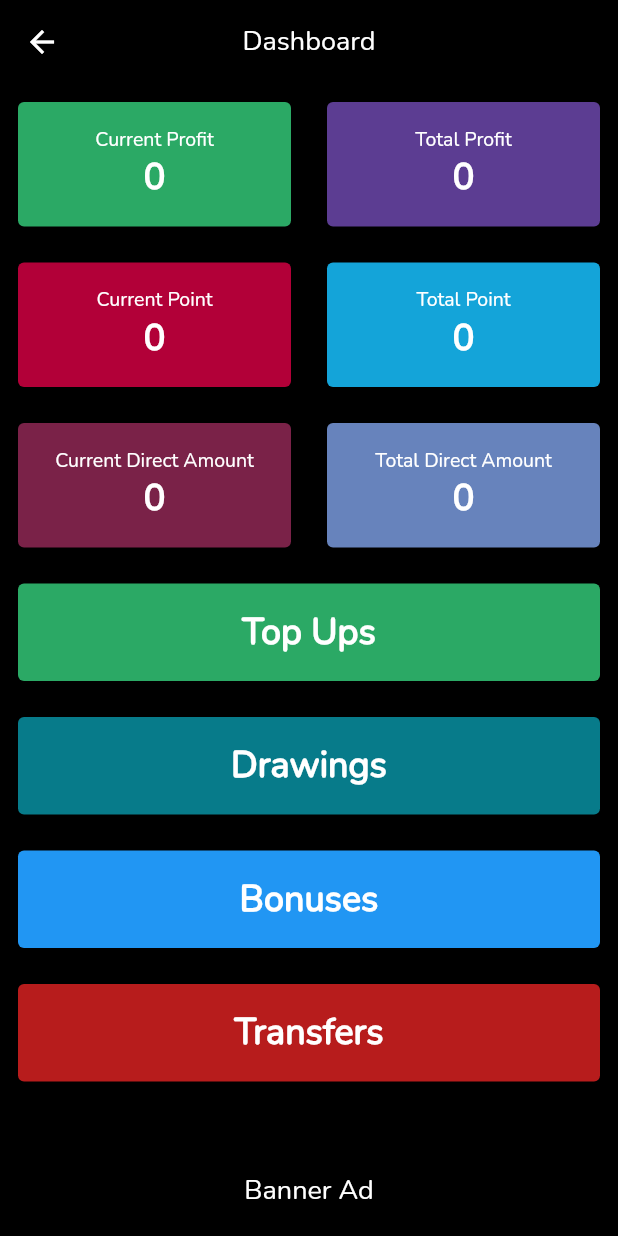
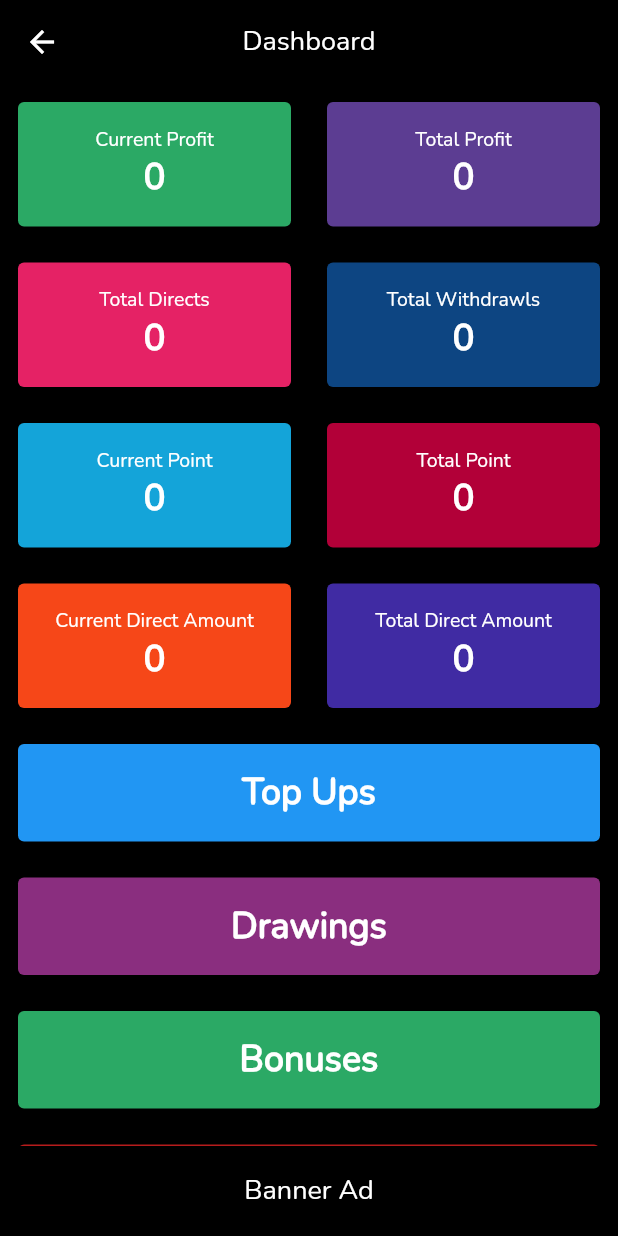
Before and after one commit to devShakib015/wantsbucks, a Flutter app: the Dashboard screen opened directly, on a phone screen of 412 x 824 dp. Run offline on Flutter 3.47's test engine with Material 2 defaults, Android fonts, the phone set to English and light mode, and no system bars; our stand-ins replace animated_text_kit, cloud_firestore, curved_navigation_bar, firebase_auth, firebase_core, flutter_cache_manager and 3 more; missing offline and left inert: cloud_firestore_web, firebase_auth_web, firebase_core_web, wallpaper_manager; accounts and stored records are empty.

Commit message:
Bug fixed

```diff
--- a/lib/Nav Pages/dashboard.dart
+++ b/lib/Nav Pages/dashboard.dart
@@ -27,6 +27,7 @@ class Dashboard extends StatelessWidget {
                     return SomethingWentWrong();
                   } else {
                     final _data = snapshot.data;
+
                     return Container(
                       child: SingleChildScrollView(
                         child: Column(
@@ -48,12 +49,28 @@ class Dashboard extends StatelessWidget {
                               mainAxisAlignment: MainAxisAlignment.spaceBetween,
                               children: [
                                 CustomDashboardCard(
+                                    data: _data['totalDirectPersons'],
+                                    color: Color(0xffe52265),
+                                    title: "Total Directs"),
+                                CustomDashboardCard(
+                                    data: ((_data['totalEarning'] -
+                                                _data["currentEarning"]) *
+                                            (95 / 100))
+                                        .toInt(),
+                                    color: Color(0xff0d4582),
+                                    title: "Total Withdrawls"),
+                              ],
+                            ),
+                            Row(
+                              mainAxisAlignment: MainAxisAlignment.spaceBetween,
+                              children: [
+                                CustomDashboardCard(
                                     data: _data['currentPoint'],
-                                    color: Color(0xffb20038),
+                                    color: Color(0xff14a4d9),
                                     title: "Current Point"),
                                 CustomDashboardCard(
                                     data: _data['totalPoint'],
-                                    color: Color(0xff14a4d9),
+                                    color: Color(0xffb20038),
                                     title: "Total Point"),
                               ],
                             ),
@@ -62,11 +79,11 @@ class Dashboard extends StatelessWidget {
                               children: [
                                 CustomDashboardCard(
                                     data: _data['currentDirect'],
-                                    color: Color(0xff7a2248),
+                                    color: Color(0xfff64718),
                                     title: "Current Direct Amount"),
                                 CustomDashboardCard(
                                     data: _data['totalDirect'],
-                                    color: Color(0xff6783bc),
+                                    color: Color(0xff402ba3),
                                     title: "Total Direct Amount"),
                               ],
                             ),
@@ -78,7 +95,7 @@ class Dashboard extends StatelessWidget {
                               child: Padding(
                                 padding: const EdgeInsets.all(8),
                                 child: Card(
-                                  color: Color(0xff2ba965),
+                                  color: Colors.blue,
                                   child: Container(
                                     padding: EdgeInsets.all(16),
                                     width: double.infinity,
@@ -102,7 +119,7 @@ class Dashboard extends StatelessWidget {
                               child: Padding(
                                 padding: const EdgeInsets.all(8),
                                 child: Card(
-                                  color: mainColor,
+                                  color: Color(0xff8a2e7f),
                                   child: Container(
                                     padding: EdgeInsets.all(16),
                                     width: double.infinity,
@@ -126,7 +143,7 @@ class Dashboard extends StatelessWidget {
                               child: Padding(
                                 padding: const EdgeInsets.all(8),
                                 child: Card(
-                                  color: Colors.blue,
+                                  color: Color(0xff2ba965),
                                   child: Container(
                                     padding: EdgeInsets.all(16),
                                     width: double.infinity,
--- a/lib/Nav Pages/profile.dart
+++ b/lib/Nav Pages/profile.dart
@@ -67,7 +67,7 @@ class Profile extends StatelessWidget {
                             final _dueDate =
                                 DateTime.fromMillisecondsSinceEpoch(
                                     _data["dueDate"]);
-                            //final _dueDate = DateTime(2021, 2, 4);
+                            //final _dueDate = DateTime(2021, 3, 01);
                             final _reRegisterDate =
                                 DateTime.fromMillisecondsSinceEpoch(
                                     _data["reRegisterDate"]);
@@ -182,7 +182,7 @@ class Profile extends StatelessWidget {
     int _totalPayable = 50;
 
     if (_dayLeft <= -30) {
-      _totalPayable = -(_dayLeft);
+      _totalPayable = -(_dayLeft) + 20;
     }
     return Container(
       decoration: BoxDecoration(
@@ -288,7 +288,7 @@ class Profile extends StatelessWidget {
                         if (_earning < 50) {
                           ScaffoldMessenger.of(context).showSnackBar(SnackBar(
                               content: Text(
-                                  "You need 50 taka to re-activate. Please earn first then try it.")));
+                                  "You have to pay $_totalPayable taka to reactivate your account.")));
                         } else {
                           //TODO: Make Reactivate System
                           ScaffoldMessenger.of(context).showSnackBar(SnackBar(
--- a/lib/main.dart
+++ b/lib/main.dart
@@ -26,7 +26,6 @@ void main() {
 }
 
 class WantsBucksApp extends StatelessWidget {
-  // Create the initialization Future outside of `build`:
   final Future<FirebaseApp> _initialization = Firebase.initializeApp();
 
   @override
@@ -92,7 +91,6 @@ class _MainAppState extends State<MainApp> {
 
                 return snapshot.hasData ? _appProvider() : _loginProvider();
               } else {
-                // show loading indicator                                         ⇐ NEW
                 return Loading();
               }
             },
--- a/lib/providers/direct_provider.dart
+++ b/lib/providers/direct_provider.dart
@@ -3,8 +3,8 @@ import 'package:firebase_auth/firebase_auth.dart';
 import 'package:flutter/cupertino.dart';
 
 class DirectProvider extends ChangeNotifier {
-  Future<QuerySnapshot> getJoinedAccount() {
-    return FirebaseFirestore.instance
+  Future<QuerySnapshot> getJoinedAccount() async {
+    return await FirebaseFirestore.instance
         .collection("users")
         .where("refferedBy", isEqualTo: FirebaseAuth.instance.currentUser.email)
         .get();
```
Also changed, not shown: lib/Nav Pages/directs.dart (+7 -0 lines), lib/other_pages/topup.dart (added, +19 -0 lines), lib/providers/dashboard_provider.dart (+10 -0 lines), 1 other file.
